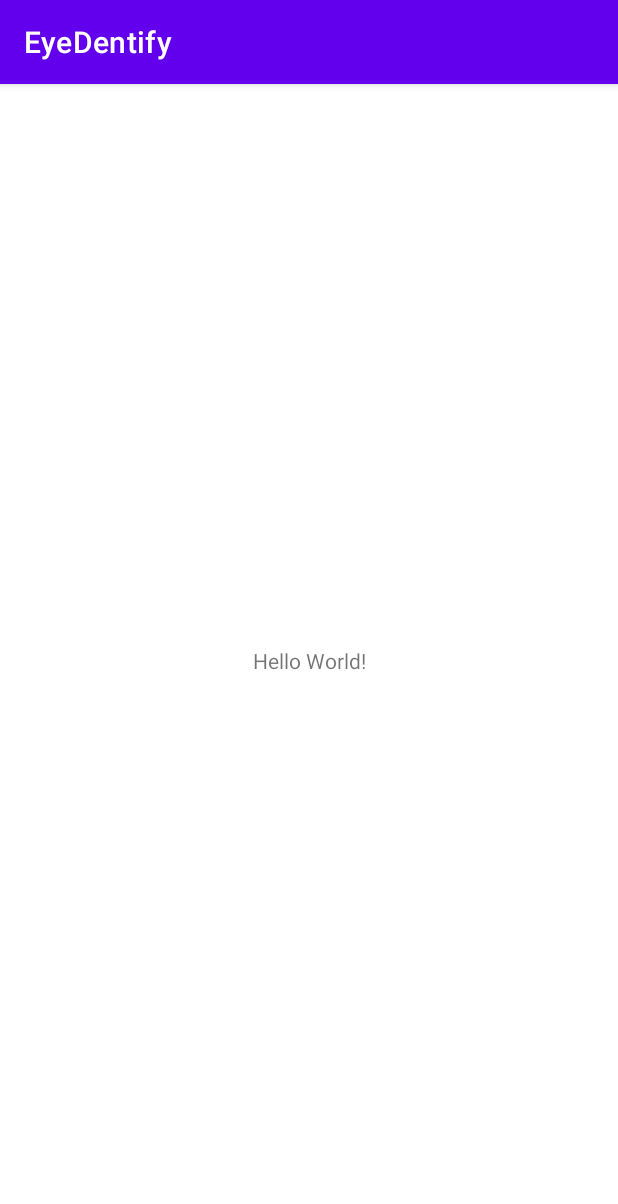
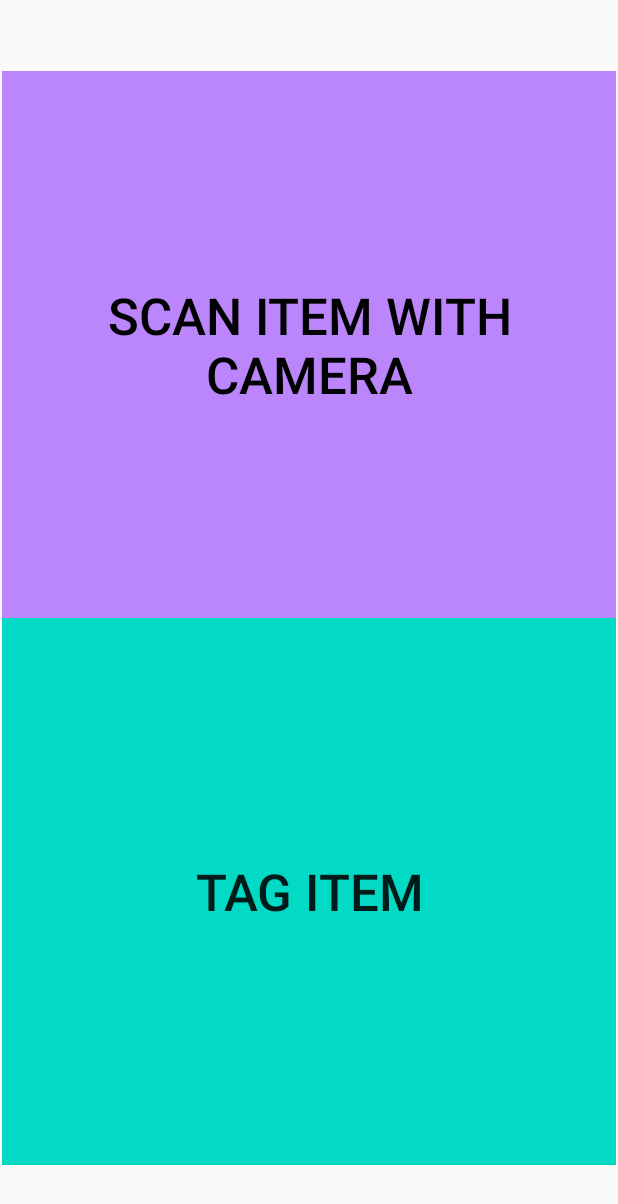
Before and after one commit to sgomez14/EyeDentify, an Android app: the screen it shows after launch (MainActivity), on a phone screen of 412 x 824 dp. Shown: the top 1204 px of the screen. Run offline under Robolectric (Android 15) with nearby library versions, the phone set to English and light mode, and no system bars.

Commit message:
MLKit class and UI added

```diff
--- a/android_app/app/src/main/AndroidManifest.xml
+++ b/android_app/app/src/main/AndroidManifest.xml
@@ -10,6 +10,9 @@
         android:supportsRtl="true"
         android:theme="@style/Theme.EyeDentify">
         <activity
+            android:name=".TagActivity"
+            android:exported="false" />
+        <activity
             android:name=".MainActivity"
             android:exported="true">
             <intent-filter>
--- a/android_app/app/src/main/res/layout/activity_main.xml
+++ b/android_app/app/src/main/res/layout/activity_main.xml
@@ -6,13 +6,41 @@
     android:layout_height="match_parent"
     tools:context=".MainActivity">
 
-    <TextView
-        android:layout_width="wrap_content"
-        android:layout_height="wrap_content"
-        android:text="Hello World!"
+    <LinearLayout
+        android:layout_width="409dp"
+        android:layout_height="729dp"
+        android:layout_marginStart="8dp"
+        android:layout_marginTop="1dp"
+        android:layout_marginEnd="8dp"
+        android:layout_marginBottom="1dp"
+        android:orientation="vertical"
         app:layout_constraintBottom_toBottomOf="parent"
-        app:layout_constraintLeft_toLeftOf="parent"
-        app:layout_constraintRight_toRightOf="parent"
-        app:layout_constraintTop_toTopOf="parent" />
+        app:layout_constraintEnd_toEndOf="parent"
+        app:layout_constraintStart_toStartOf="parent"
+        app:layout_constraintTop_toTopOf="parent">
 
+        <Button
+            android:id="@+id/btnScanItem"
+            android:layout_width="match_parent"
+            android:layout_height="match_parent"
+            android:layout_weight="1"
+            android:background="@color/purple_200"
+            android:isScrollContainer="false"
+            android:text="@string/scan_item"
+            android:textColor="@color/black"
+            android:textSize="34sp"
+            app:icon="@android:drawable/ic_menu_camera"
+            app:iconGravity="textTop"
+            app:iconSize="60dp" />
+
+        <Button
+            android:id="@+id/btnTagItem"
+            android:layout_width="match_parent"
+            android:layout_height="match_parent"
+            android:layout_weight="1"
+            android:background="@color/teal_200"
+            android:text="@string/tag_item"
+            android:textSize="34sp"
+            app:iconGravity="top" />
+    </LinearLayout>
 </androidx.constraintlayout.widget.ConstraintLayout>
--- a/android_app/app/src/main/res/values/themes.xml
+++ b/android_app/app/src/main/res/values/themes.xml
@@ -1,6 +1,6 @@
 <resources xmlns:tools="http://schemas.android.com/tools">
     <!-- Base application theme. -->
-    <style name="Theme.EyeDentify" parent="Theme.MaterialComponents.DayNight.DarkActionBar">
+    <style name="Theme.EyeDentify" parent="Theme.AppCompat.DayNight.NoActionBar">/*"Theme.MaterialComponents.DayNight.DarkActionBar"*/>
         <!-- Primary brand color. -->
         <item name="colorPrimary">@color/purple_500</item>
         <item name="colorPrimaryVariant">@color/purple_700</item>
```
Also changed, not shown: android_app/app/src/main/java/com/example/eyedentify/MLKit.java (+7 -7 lines), android_app/app/src/main/java/com/example/eyedentify/TagActivity.java (added, +14 -0 lines), android_app/app/src/main/res/layout/activity_tag.xml (added, +112 -0 lines), android_app/app/src/main/res/values/strings.xml (+14 -0 lines), android_app/app/src/main/res/drawable-v24/can_of_soup.jpg (added), 1 other file.
